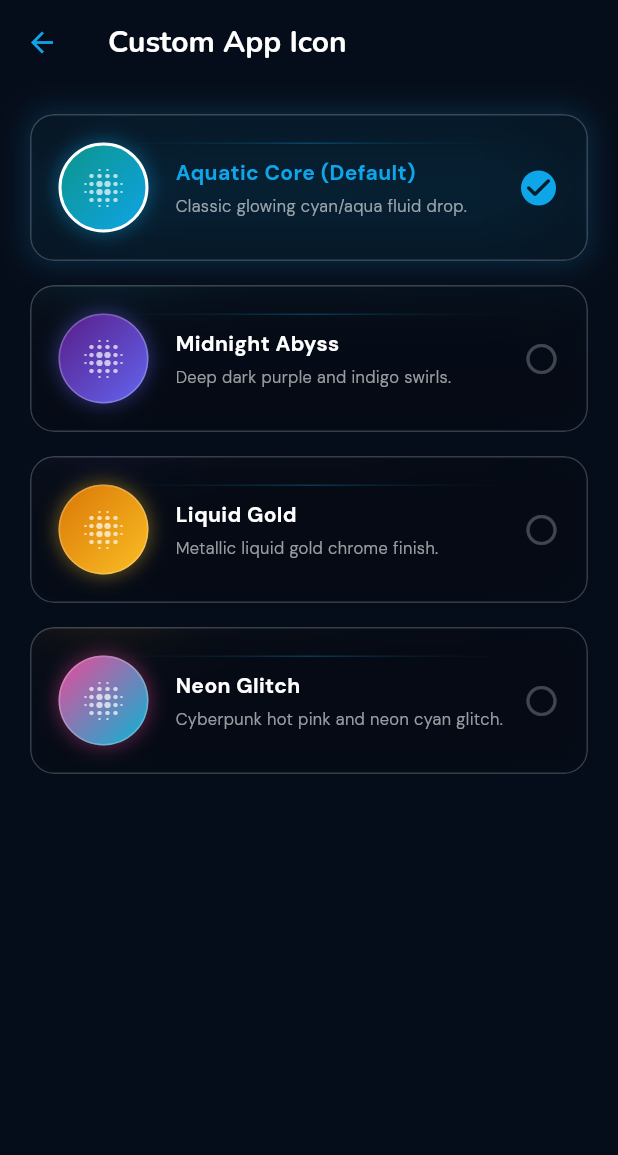
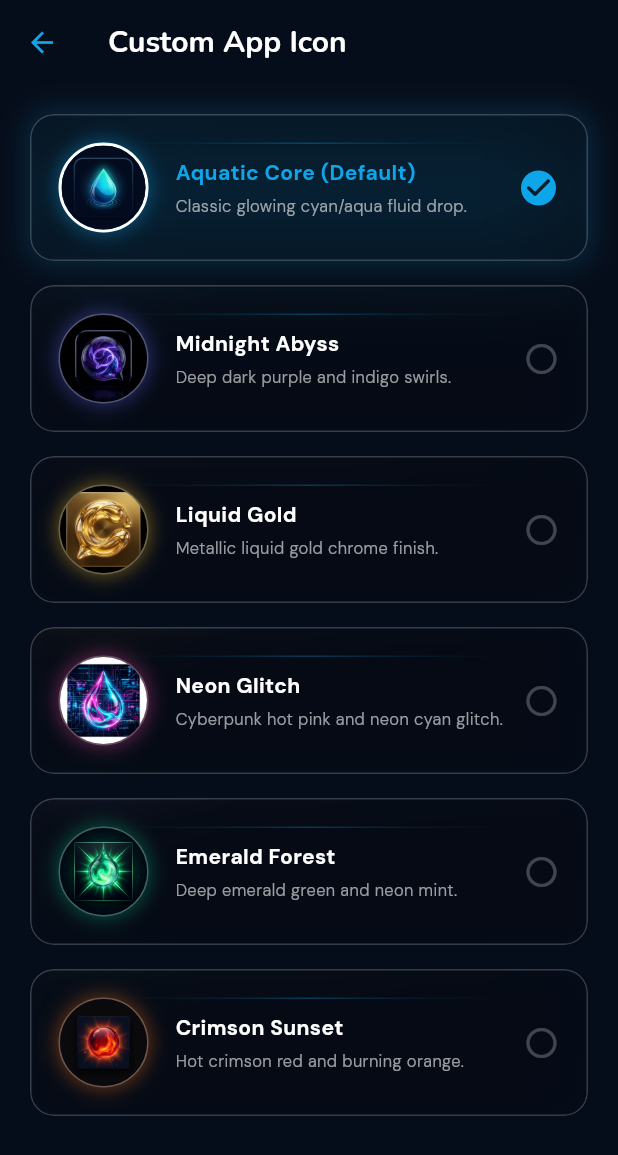
Before and after one commit to Masthan008/Ripple, a Flutter app: the AppIconScreen screen opened directly, on a phone screen of 412 x 824 dp. Shown: the top 1155 px of the screen. Run offline on Flutter 3.47's test engine with Material 3 defaults, Android fonts, the phone set to English and light mode, and no system bars; our stand-ins replace battery_plus, cached_network_image, camera, cloud_firestore, dio, emoji_picker_flutter and 30 more; missing offline and left inert: any_link_preview, cryptography, encrypt, flutter_inappwebview, flutter_windowmanager_plus, google_mlkit_face_detection and 5 more; accounts and stored records are empty.

Commit message:
feat: implement dynamic app icon selection and add supporting theme assets

```diff
--- a/lib/core/services/app_icon_service.dart
+++ b/lib/core/services/app_icon_service.dart
@@ -1,4 +1,7 @@
 import 'package:flutter/services.dart';
+import 'package:flutter_riverpod/flutter_riverpod.dart';
+
+final currentAppIconProvider = StateProvider<String>((ref) => 'Default');
 
 class AppIconService {
   static const _channel = MethodChannel('com.valli.ripple/app_icon');
@@ -20,4 +23,21 @@ class AppIconService {
       return 'Default';
     }
   }
+
+  static String getLogoAsset(String iconId) {
+    switch (iconId.toLowerCase()) {
+      case 'abyss':
+        return 'assets/images/ic_launcher_abyss.png';
+      case 'gold':
+        return 'assets/images/ic_launcher_gold.png';
+      case 'glitch':
+        return 'assets/images/ic_launcher_glitch.png';
+      case 'forest':
+        return 'assets/images/ic_launcher_forest.png';
+      case 'sunset':
+        return 'assets/images/ic_launcher_sunset.png';
+      default:
+        return 'assets/images/ripple_logo.png';
+    }
+  }
 }
--- a/lib/features/auth/screens/login_screen.dart
+++ b/lib/features/auth/screens/login_screen.dart
@@ -10,6 +10,7 @@ import '../../../core/constants/app_colors.dart';
 import '../../../core/theme/theme_provider.dart';
 import '../../../core/services/daily_service.dart';
 import '../../../core/services/firebase_service.dart';
+import '../../../core/services/app_icon_service.dart';
 import '../../../shared/widgets/floating_particles.dart';
 import '../../../shared/widgets/glass_card.dart';
 import '../../../shared/widgets/google_logo.dart';
@@ -454,7 +455,7 @@ class _LoginScreenState extends ConsumerState<LoginScreen>
           ),
           child: ClipOval(
             child: Image.asset(
-              'assets/images/ripple_logo.png',
+              AppIconService.getLogoAsset(ref.watch(currentAppIconProvider)),
               width: 80,
               height: 80,
               fit: BoxFit.cover,
--- a/lib/features/chat/screens/chat_list_screen.dart
+++ b/lib/features/chat/screens/chat_list_screen.dart
@@ -8,8 +8,6 @@ import 'package:flutter/material.dart';
 import 'package:flutter_riverpod/flutter_riverpod.dart';
 import 'package:go_router/go_router.dart';
 import 'package:intl/intl.dart';
-
-import 'package:onesignal_flutter/onesignal_flutter.dart';
 
 import '../../../core/services/firebase_service.dart';
 import '../../../core/services/notification_service.dart';
@@ -281,7 +279,6 @@ class _HomeScreenState extends ConsumerState<HomeScreen> {
             }
 
             final totalUnread = totalChatUnread + totalGroupUnread;
-            try { OneSignal.Notifications.badgeCount = totalUnread; } catch (_) {}
 
             return RippleNavBar(
               currentIndex: _currentIndex,
--- a/lib/features/chat/widgets/message_bubble.dart
+++ b/lib/features/chat/widgets/message_bubble.dart
@@ -1344,7 +1344,7 @@ class _MessageBubbleState extends ConsumerState<MessageBubble>
 
       // Open in-app via RippleDocViewer
       GoRouter.of(context).push(
-          '/ripple-doc-viewer?filePath=${Uri.encodeComponent(savePath)}&fileName=${Uri.encodeComponent(fileName)}');
+          '/ripple-doc-viewer?filePath=${Uri.encodeComponent(savePath)}&fileName=${Uri.encodeComponent(fileName)}&fileUrl=${Uri.encodeComponent(url)}');
     } catch (e) {
       if (!context.mounted) return;
       ScaffoldMessenger.of(context).hideCurrentSnackBar();
--- a/lib/features/profile/screens/app_icon_screen.dart
+++ b/lib/features/profile/screens/app_icon_screen.dart
@@ -1,4 +1,5 @@
 import 'package:flutter/material.dart';
+import 'package:flutter_riverpod/flutter_riverpod.dart';
 import 'package:flutter_staggered_animations/flutter_staggered_animations.dart';
 
 import '../../../core/constants/app_colors.dart';
@@ -6,14 +7,14 @@ import '../../../core/constants/app_text_styles.dart';
 import '../../../core/services/app_icon_service.dart';
 import '../../../shared/widgets/glass_card.dart';
 
-class AppIconScreen extends StatefulWidget {
+class AppIconScreen extends ConsumerStatefulWidget {
   const AppIconScreen({super.key});
 
   @override
-  State<AppIconScreen> createState() => _AppIconScreenState();
+  ConsumerState<AppIconScreen> createState() => _AppIconScreenState();
 }
 
-class _AppIconScreenState extends State<AppIconScreen> {
+class _AppIconScreenState extends ConsumerState<AppIconScreen> {
   String _currentIcon = 'Default';
   bool _isLoading = true;
 
@@ -28,6 +29,7 @@ class _AppIconScreenState extends State<AppIconScreen> {
         end: Alignment.bottomRight,
       ),
       'glow': const Color(0xFF0EA5E9),
+      'asset': 'assets/images/ripple_logo.png',
     },
     {
       'id': 'Abyss',
@@ -39,6 +41,7 @@ class _AppIconScreenState extends State<AppIconScreen> {
         end: Alignment.bottomRight,
       ),
       'glow': const Color(0xFF6366F1),
+      'asset': 'assets/images/ic_launcher_abyss.png',
     },
     {
       'id': 'Gold',
@@ -50,6 +53,7 @@ class _AppIconScreenState extends State<AppIconScreen> {
         end: Alignment.bottomRight,
       ),
       'glow': const Color(0xFFFBBF24),
+      'asset': 'assets/images/ic_launcher_gold.png',
     },
     {
       'id': 'Glitch',
@@ -61,6 +65,31 @@ class _AppIconScreenState extends State<AppIconScreen> {
         end: Alignment.bottomRight,
       ),
       'glow': const Color(0xFFEC4899),
+      'asset': 'assets/images/ic_launcher_glitch.png',
+    },
+    {
+      'id': 'Forest',
+      'name': 'Emerald Forest',
+      'desc': 'Deep emerald green and neon mint.',
+      'gradient': const LinearGradient(
+        colors: [Color(0xFF064E3B), Color(0xFF10B981)],
+        begin: Alignment.topLeft,
+        end: Alignment.bottomRight,
+      ),
+      'glow': const Color(0xFF10B981),
+      'asset': 'assets/images/ic_launcher_forest.png',
+    },
+    {
+      'id': 'Sunset',
+      'name': 'Crimson Sunset',
+      'desc': 'Hot crimson red and burning orange.',
+      'gradient': const LinearGradient(
+        colors: [Color(0xFF991B1B), Color(0xFFF97316)],
+        begin: Alignment.topLeft,
+        end: Alignment.bottomRight,
+      ),
+      'glow': const Color(0xFFF97316),
+      'asset': 'assets/images/ic_launcher_sunset.png',
     },
   ];
 
@@ -90,6 +119,7 @@ class _AppIconScreenState extends State<AppIconScreen> {
       setState(() {
         if (success) {
           _currentIcon = id;
+          ref.read(currentAppIconProvider.notifier).state = id;
         }
         _isLoading = false;
       });
@@ -161,13 +191,12 @@ class _AppIconScreenState extends State<AppIconScreen> {
                                 padding: const EdgeInsets.all(18),
                                 child: Row(
                                   children: [
-                                    // Visual orb representing icon gradient
+                                    // Visual orb representing icon preview
                                     Container(
                                       width: 60,
                                       height: 60,
                                       decoration: BoxDecoration(
                                         shape: BoxShape.circle,
-                                        gradient: opt['gradient'] as Gradient,
                                         border: Border.all(
                                           color: isCurrent ? Colors.white : Colors.white24,
                                           width: isCurrent ? 2 : 1,
@@ -180,11 +209,12 @@ class _AppIconScreenState extends State<AppIconScreen> {
                                           )
                                         ],
                                       ),
-                                      child: const Center(
-                                        child: Icon(
-                                          Icons.blur_on_rounded,
-                                          color: Colors.white70,
-                                          size: 32,
+                                      child: ClipOval(
+                                        child: Image.asset(
+                                          opt['asset'] as String,
+                                          width: 60,
+                                          height: 60,
+                                          fit: BoxFit.cover,
                                         ),
                                       ),
                                     ),
```
Also changed, not shown: lib/core/services/notification_service.dart (+20 -19 lines), lib/features/auth/screens/splash_screen.dart (+8 -1 lines), assets/images/ic_launcher_abyss.png (added), assets/images/ic_launcher_forest.png (added), assets/images/ic_launcher_glitch.png (added), assets/images/ic_launcher_gold.png (added), assets/images/ic_launcher_sunset.png (added), 7 other files.
